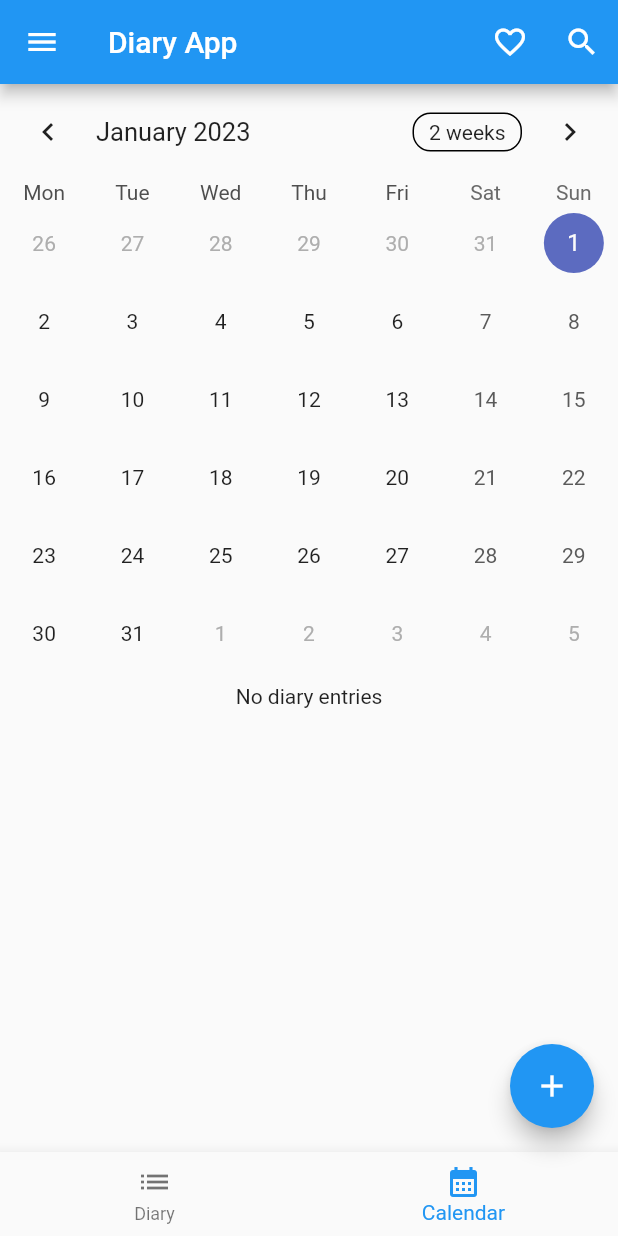
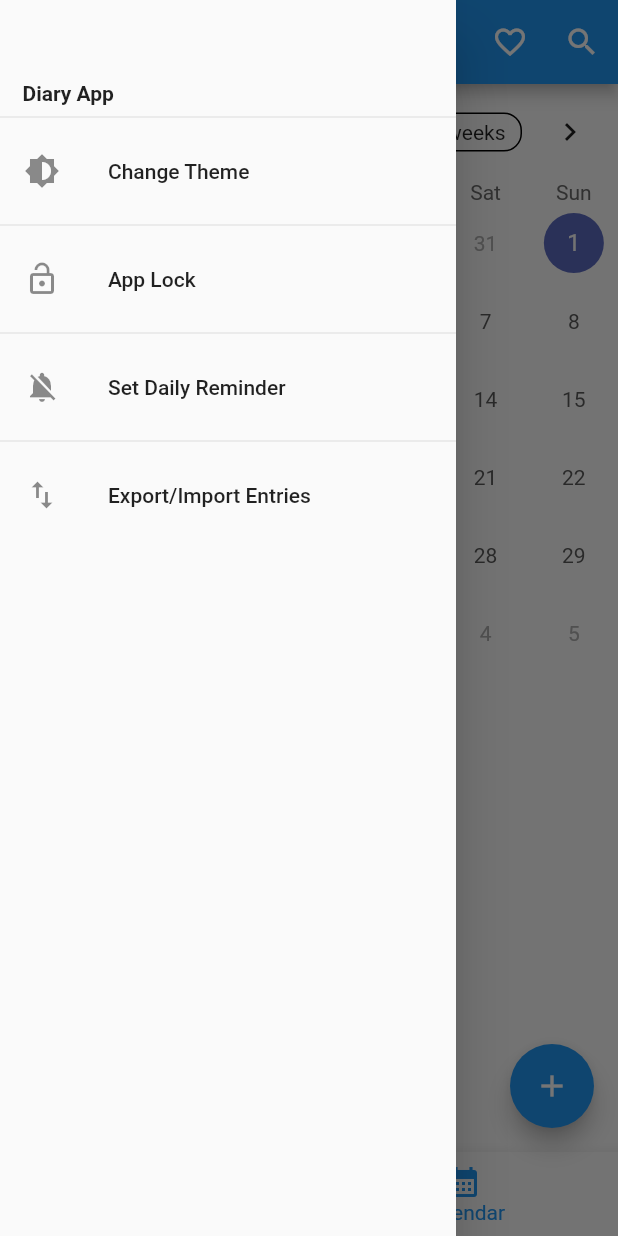
Before and after one commit to Sivaram46/diary_app, a Flutter app: the screen it shows after launch, with the side drawer open (before the commit the screen has no drawer), on a phone screen of 412 x 824 dp. Run offline on Flutter 3.47's test engine with Material 2 defaults, Android fonts, the phone set to English and light mode, and no system bars; drawn by our look-alikes of table_calendar; our stand-ins replace share_plus, shared_preferences.

Commit message:
added UI for app drawer

```diff
--- a/lib/constants.dart
+++ b/lib/constants.dart
@@ -2,6 +2,11 @@ enum Mode {
   add,
   delete,
   update
+}
+
+enum DiaryTheme {
+  light,
+  dark,
 }
 
 final Map<int, String> monthMap = {
--- /dev/null
+++ b/lib/diary_drawer.dart
@@ -0,0 +1,81 @@
+import 'package:diary_app/diary_model.dart';
+import 'package:flutter/material.dart';
+
+import 'constants.dart';
+
+class DiaryDrawer extends StatefulWidget {
+  const DiaryDrawer({Key? key}) : super(key: key);
+
+  @override
+  State<DiaryDrawer> createState() => _DiaryDrawerState();
+}
+
+class _DiaryDrawerState extends State<DiaryDrawer> {
+  bool _lightTheme = true;
+  bool _isLock = false;
+  bool _isNotif = false;
+
+  @override
+  Widget build(BuildContext context) {
+    return Drawer(
+      child: ListView(
+        // Important: Remove any padding from the ListView.
+        padding: EdgeInsets.zero,
+        children: [
+          // Drawer header
+          Container(
+            alignment: Alignment.bottomLeft,
+            height: 70,
+            padding: const EdgeInsets.symmetric(horizontal: 15),
+            child: const Text(
+              'Diary App',
+              style: TextStyle(fontWeight: FontWeight.bold),
+            ),
+          ),
+
+          const Divider(),
+
+          ListTile(
+            leading: _lightTheme
+                ? const Icon(Icons.brightness_6)
+                : const Icon(Icons.dark_mode),
+            title: const Text("Change Theme"),
+            onTap: () {
+              setState(() {
+                _lightTheme = !_lightTheme;
+              });
+            },
+          ),
+          const Divider(),
+
+          // Pass word setter
+          ListTile(
+            leading: _isLock
+                ? const Icon(Icons.lock)
+                : const Icon(Icons.lock_open),
+            title: const Text('App Lock'),
+            onTap: () {},
+          ),
+          const Divider(),
+
+
+          // set reminder
+          ListTile(
+            leading: _isNotif
+                ? const Icon(Icons.notifications_active)
+                : const Icon(Icons.notifications_off),
+            title: const Text('Set Daily Reminder'),
+            onTap: () {},
+          ),
+          const Divider(),
+
+          ListTile(
+            leading: const Icon(Icons.import_export),
+            title: const Text("Export/Import Entries"),
+            onTap: () {},
+          ),
+        ],
+      ),
+    );
+  }
+}
--- a/lib/main.dart
+++ b/lib/main.dart
@@ -6,6 +6,7 @@ import 'diary_list.dart';
 import 'diary_page.dart';
 import 'diary_model.dart';
 import 'calendar_view.dart';
+import 'diary_drawer.dart';
 import 'populate_diary_data.dart';
 
 void main() {
@@ -22,9 +23,7 @@ class MyApp extends StatelessWidget {
         theme: ThemeData(
           primarySwatch: Colors.blue,
         ),
-      home: const DiaryHomePage(title: "Diary App")
-    );
-
+        home: const DiaryHomePage(title: "Diary App"));
   }
 }
 
@@ -38,7 +37,6 @@ class DiaryHomePage extends StatefulWidget {
 }
 
 class _DiaryHomePageState extends State<DiaryHomePage> {
-
   List<Diary> diaryEntries = [];
   int bottomItem = 1;
 
@@ -74,7 +72,6 @@ class _DiaryHomePageState extends State<DiaryHomePage> {
     _writeDiaryEntries();
   }
 
-
   // Load SharedPreferences in homepage and load all (or some) list entries to the state.
   void _readDiaryEntries() async {
     SharedPreferences prefs = await SharedPreferences.getInstance();
@@ -101,7 +98,8 @@ class _DiaryHomePageState extends State<DiaryHomePage> {
   Future<void> _writeDiaryEntries() async {
     // converting list to json strings to write
     SharedPreferences prefs = await SharedPreferences.getInstance();
-    final jsonEntries = diaryEntries.map((diary) => Diary.toJSONString(diary)).toList();
+    final jsonEntries =
+        diaryEntries.map((diary) => Diary.toJSONString(diary)).toList();
     await prefs.setStringList("diaryEntries", jsonEntries);
   }
 
@@ -132,30 +130,27 @@ class _DiaryHomePageState extends State<DiaryHomePage> {
         // the App.build method, and use it to set our appbar title.
         title: Text(widget.title),
 
-        leading: IconButton(
-          onPressed: () {},
-          icon: const Icon(Icons.menu),
-        ),
-
         actions: <Widget>[
-          IconButton(onPressed: () {}, icon: const Icon(Icons.favorite_outline)),
+          IconButton(
+              onPressed: () {}, icon: const Icon(Icons.favorite_outline)),
           // IconButton(onPressed: () {}, icon: const Icon(Icons.sell_outlined)),
           IconButton(onPressed: () {}, icon: const Icon(Icons.search)),
         ],
       ),
 
+      drawer: DiaryDrawer(),
+
       body: <Widget>[
         // Diary list view
         Center(
-          child:
-            diaryEntries.isNotEmpty
+          child: diaryEntries.isNotEmpty
               ? DiaryList(
                   diaryEntries: diaryEntries,
                   updateDiaryEntry: updateDiaryEntry,
                   addDiaryEntry: addDiaryEntry,
                   deleteDiaryEntry: deleteDiaryEntry,
-            ) :
-            const Text("No diary entries"),
+                )
+              : const Text("No diary entries"),
         ),
 
         // Calendar view
@@ -165,9 +160,7 @@ class _DiaryHomePageState extends State<DiaryHomePage> {
           addDiaryEntry: addDiaryEntry,
           deleteDiaryEntry: deleteDiaryEntry,
         ),
-
       ].elementAt(bottomItem),
-
       floatingActionButton: FloatingActionButton(
         onPressed: () {
           Navigator.push(
@@ -185,18 +178,11 @@ class _DiaryHomePageState extends State<DiaryHomePage> {
         tooltip: 'Add diary entry',
         child: const Icon(Icons.add),
       ),
-
       bottomNavigationBar: BottomNavigationBar(
         items: const <BottomNavigationBarItem>[
+          BottomNavigationBarItem(icon: Icon(Icons.list), label: "Diary"),
           BottomNavigationBarItem(
-            icon: Icon(Icons.list),
-            label: "Diary"
-          ),
-
-          BottomNavigationBarItem(
-              icon: Icon(Icons.calendar_month),
-              label: "Calendar"
-          ),
+              icon: Icon(Icons.calendar_month), label: "Calendar"),
         ],
         onTap: _onBottomItemTapped,
         currentIndex: bottomItem,
```
Lines whose indentation alone changed are shown as unchanged.
